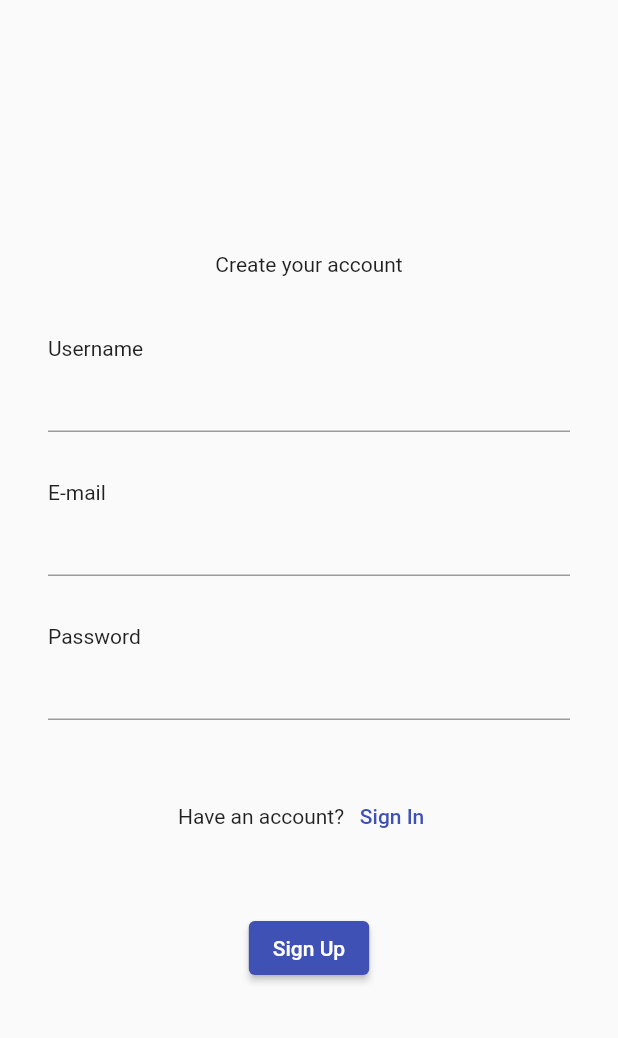
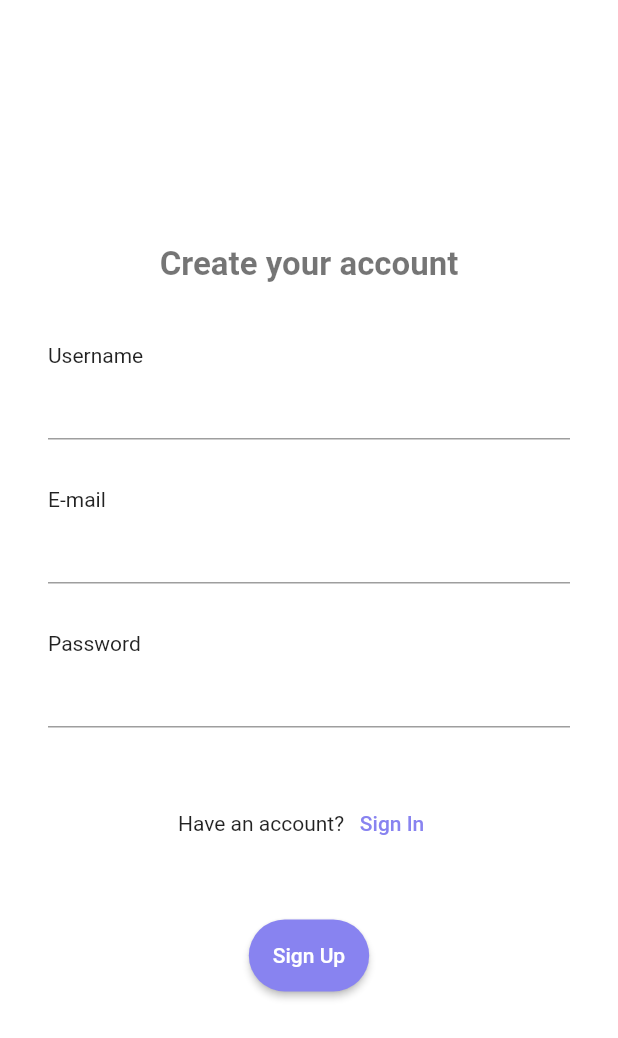
Before and after one commit to muiz6/healthy, a Flutter app: the screen it shows after launch, after a tap on "Sign Up", on a phone screen of 412 x 824 dp. Shown: the top 1038 px of the screen. Run offline on Flutter 3.47's test engine with Material 2 defaults, Android fonts, the phone set to English and light mode, and no system bars; our stand-ins replace get.

Commit message:
added basic theme

```diff
--- a/lib/dimens.dart
+++ b/lib/dimens.dart
@@ -1 +1,2 @@
+const insetM = 16.0;
 const insetL = 32.0;
--- a/lib/main.dart
+++ b/lib/main.dart
@@ -3,6 +3,7 @@ import 'package:get/get.dart';
 
 import 'package:healthy/pages/sign_in_page.dart';
 import 'package:healthy/strings.dart' as strings;
+import 'package:healthy/theme.dart' as theme;
 
 void main() => runApp(MyApp());
 
@@ -11,7 +12,7 @@ class MyApp extends StatelessWidget {
   Widget build(BuildContext context) {
     return GetMaterialApp(
       title: strings.appName,
-      theme: ThemeData(primarySwatch: Colors.indigo),
+      theme: theme.appTheme,
       home: SignInPage(),
     );
   }
--- a/lib/pages/sign_in_page.dart
+++ b/lib/pages/sign_in_page.dart
@@ -13,7 +13,7 @@ class SignInPage extends StatelessWidget {
         child: Center(
           child: Padding(
             child: Column(
-              children: _buildColumnItems(),
+              children: _buildColumnItems(context),
               mainAxisAlignment: MainAxisAlignment.center,
             ),
             padding: EdgeInsets.all(dimens.insetL),
@@ -23,9 +23,9 @@ class SignInPage extends StatelessWidget {
     );
   }
 
-  List<Widget> _buildColumnItems() {
+  List<Widget> _buildColumnItems(BuildContext context) {
     return [
-      Text(strings.welcomeBack),
+      Text(strings.welcomeBack, style: Theme.of(context).textTheme.headline3),
       SizedBox(height: 40),
       Row(children: [Text(strings.eMail)]),
       TextFormField(),
@@ -33,13 +33,13 @@ class SignInPage extends StatelessWidget {
       Row(children: [Text(strings.password)]),
       TextFormField(obscureText: true),
       SizedBox(height: 40),
-      _signInMsg(),
+      _signUpMsg(),
       SizedBox(height: 40),
       ElevatedButton(onPressed: () {}, child: Text(strings.signIn)),
     ];
   }
 
-  Widget _signInMsg() {
+  Widget _signUpMsg() {
     return Row(
       children: [
         Text(strings.dontHaveAnAccount),
--- a/lib/pages/sign_up_page.dart
+++ b/lib/pages/sign_up_page.dart
@@ -13,7 +13,7 @@ class SignUpPage extends StatelessWidget {
         child: Center(
           child: Padding(
             child: Column(
-              children: _buildColumnItems(),
+              children: _buildColumnItems(context),
               mainAxisAlignment: MainAxisAlignment.center,
             ),
             padding: EdgeInsets.all(dimens.insetL),
@@ -23,9 +23,12 @@ class SignUpPage extends StatelessWidget {
     );
   }
 
-  List<Widget> _buildColumnItems() {
+  List<Widget> _buildColumnItems(BuildContext context) {
     return [
-      Text(strings.createYourAccount),
+      Text(
+        strings.createYourAccount,
+        style: Theme.of(context).textTheme.headline3,
+      ),
       SizedBox(height: 40),
       Row(children: [Text(strings.username)]),
       TextFormField(),
--- /dev/null
+++ b/lib/theme.dart
@@ -0,0 +1,30 @@
+import 'package:flutter/material.dart';
+
+import 'package:healthy/dimens.dart' as dimens;
+
+final appTheme = ThemeData.from(
+  colorScheme: _colorScheme,
+  textTheme: _textTheme,
+).copyWith(
+  elevatedButtonTheme: ElevatedButtonThemeData(
+    style: ButtonStyle(
+      padding: MaterialStateProperty.all(EdgeInsets.all(dimens.insetM)),
+      shape: MaterialStateProperty.all(RoundedRectangleBorder(
+        borderRadius: BorderRadius.circular(25),
+      )),
+    ),
+  ),
+);
+
+const _colorScheme = ColorScheme.light(
+  primary: Color(0xff8883f0),
+  secondary: Color(0xffef8481),
+  background: Color(0xfff7fafe),
+);
+
+const _textTheme = TextTheme(
+  headline3: TextStyle(
+    fontSize: 22,
+    fontWeight: FontWeight.bold,
+  ),
+);
```
